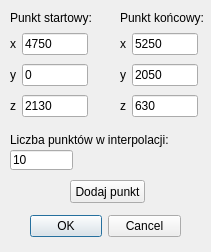
Old version of the form trajectorydialog.ui in the repository icprog/zbr.
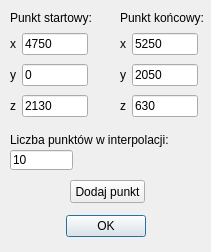
New version of the form.

Diff of the .ui file:
```diff
--- a/trajectorydialog.ui
+++ b/trajectorydialog.ui
@@ -26,7 +26,7 @@
     <enum>Qt::Horizontal</enum>
    </property>
    <property name="standardButtons">
-    <set>QDialogButtonBox::Cancel|QDialogButtonBox::Ok</set>
+    <set>QDialogButtonBox::Ok</set>
    </property>
    <property name="centerButtons">
     <bool>true</bool>
```
